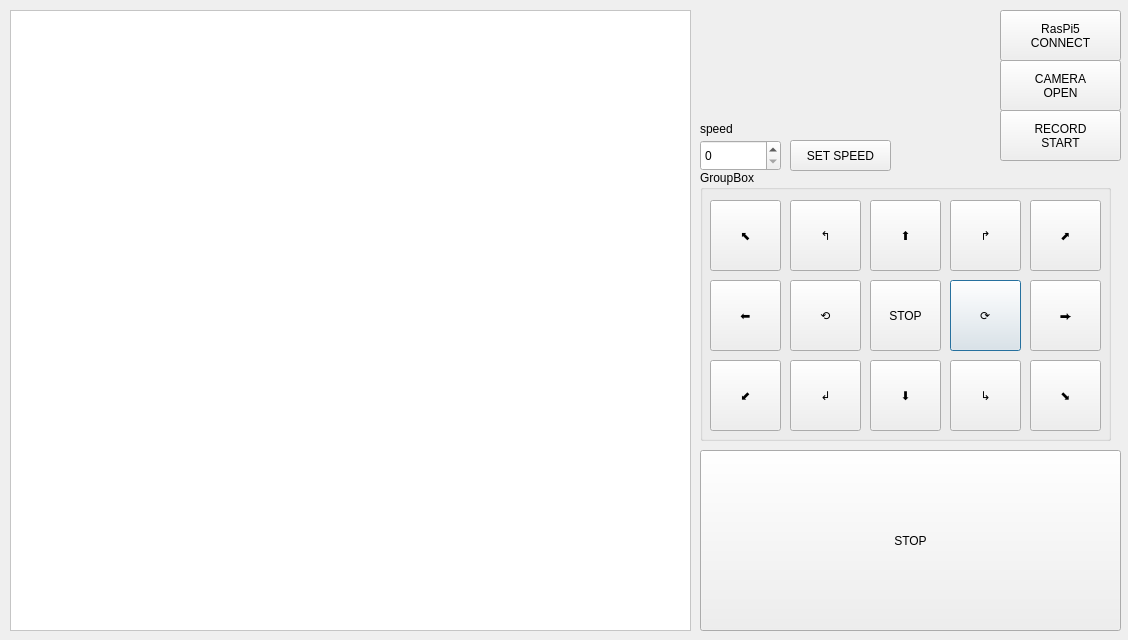
First picture: the form in src/pinkla_qt/gui.ui, repository addinedu-ros-4th/deeplearning-repo-2, before the edit.
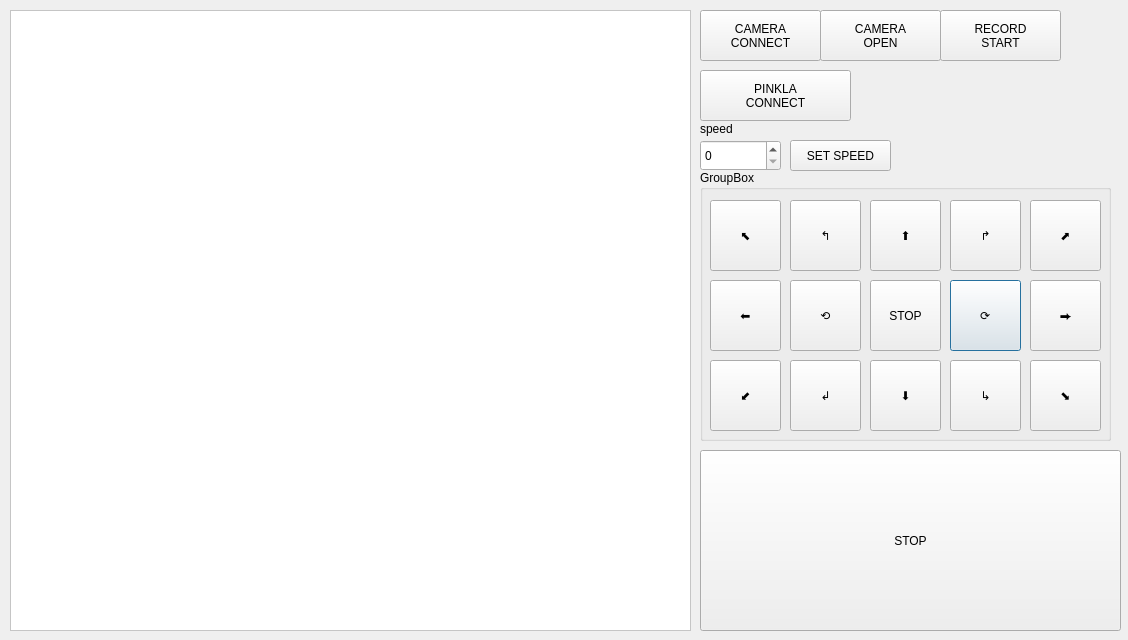
Second picture: the form after the edit.

Commit message: socket->serial control done

Diff of the .ui file:
```diff
--- a/src/pinkla_qt/gui.ui
+++ b/src/pinkla_qt/gui.ui
@@ -292,8 +292,8 @@
   <widget class="QPushButton" name="btn_camera">
    <property name="geometry">
     <rect>
-     <x>1000</x>
-     <y>60</y>
+     <x>820</x>
+     <y>10</y>
      <width>121</width>
      <height>51</height>
     </rect>
@@ -306,8 +306,8 @@
   <widget class="QPushButton" name="btn_record">
    <property name="geometry">
     <rect>
-     <x>1000</x>
-     <y>110</y>
+     <x>940</x>
+     <y>10</y>
      <width>121</width>
      <height>51</height>
     </rect>
@@ -320,14 +320,28 @@
   <widget class="QPushButton" name="btn_raspi">
    <property name="geometry">
     <rect>
-     <x>1000</x>
+     <x>700</x>
      <y>10</y>
      <width>121</width>
      <height>51</height>
     </rect>
    </property>
    <property name="text">
-    <string>RasPi5
+    <string>CAMERA
+CONNECT</string>
+   </property>
+  </widget>
+  <widget class="QPushButton" name="btn_pinkla_socket">
+   <property name="geometry">
+    <rect>
+     <x>700</x>
+     <y>70</y>
+     <width>151</width>
+     <height>51</height>
+    </rect>
+   </property>
+   <property name="text">
+    <string>PINKLA
 CONNECT</string>
    </property>
   </widget>
```
Left out of the diff: 2 changed lines with no effect on the pictures. The commit also changes 3 other files.
